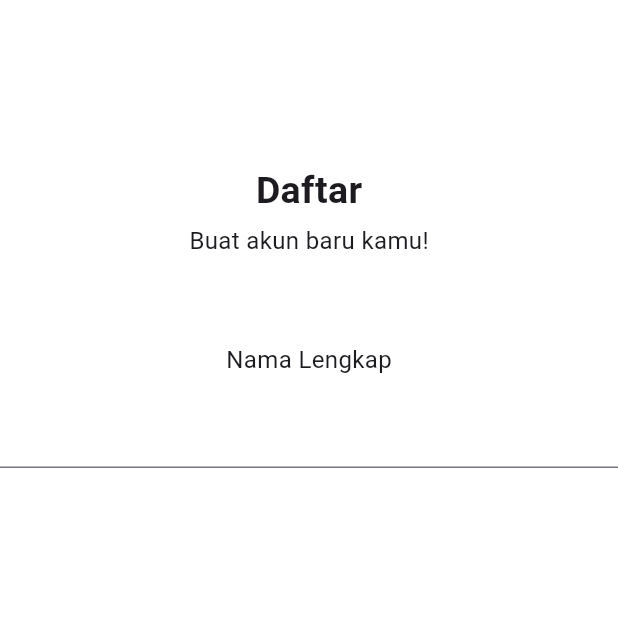
After one commit to Vincent140206/WorkshopBCC, a Flutter app: the LoginScreen screen opened directly, on a phone screen of 412 x 824 dp, the top half of it. The commit adds this screen. Run offline on Flutter 3.47's test engine with Material 3 defaults, Android fonts, the phone set to English and light mode, and no system bars.

Commit message:
On boarding pages

```diff
--- /dev/null
+++ b/lib/auth/loginscreen.dart
@@ -0,0 +1,61 @@
+import 'package:flutter/material.dart';
+
+class LoginScreen extends StatefulWidget {
+  LoginScreen({super.key});
+
+  @override
+  State<LoginScreen> createState() => _LoginScreenState();
+}
+
+class _LoginScreenState extends State<LoginScreen> {
+  final TextEditingController nameController = TextEditingController();
+  final TextEditingController emailController = TextEditingController();
+  final TextEditingController passwordController = TextEditingController();
+
+  @override
+  Widget build(BuildContext context) {
+    return Scaffold(
+      backgroundColor: Colors.white,
+      body: Center(
+        child: Column(
+          mainAxisAlignment: MainAxisAlignment.start,
+          children: [
+            SizedBox(height: 109,),
+            Text(
+              'Daftar',
+              style: TextStyle(
+                fontSize: 25,
+                fontWeight: FontWeight.bold,
+              ),
+            ),
+            SizedBox(height: 4,),
+            Text(
+              'Buat akun baru kamu!',
+              style: TextStyle(
+                fontSize: 16
+              ),
+            ),
+            SizedBox(height: 56,),
+            Column(
+              mainAxisAlignment: MainAxisAlignment.start,
+              children: [
+                Text(
+                  'Nama Lengkap',
+                  style: TextStyle(
+                    fontSize: 16
+                  ),
+                ),
+                SizedBox(height: 13,),
+                TextField(
+                  controller: nameController,
+                  obscureText: false,
+
+                ),
+              ],
+            )
+          ],
+        ),
+      ),
+    );
+  }
+}
--- a/lib/onboarding.dart
+++ b/lib/auth/onboarding.dart
@@ -1,5 +1,5 @@
 import 'package:flutter/material.dart';
-import 'package:flutter_svg/flutter_svg.dart';
+import 'package:workshop1/auth/loginscreen.dart';
 
 class Onboarding extends StatefulWidget {
   const Onboarding({super.key});
@@ -145,7 +145,8 @@ class OnBoardingState extends State<Onboarding> {
                                           curve: Curves.easeIn,
                                         );
                                       } else {
-                                       //Kalo abis screennya
+                                        Navigator.of(context).pushReplacement(
+                                            MaterialPageRoute(builder: (context) => LoginScreen()));
                                       }
                                     },
                                     child: Text(
--- a/lib/splashscreen.dart
+++ b/lib/auth/splashscreen.dart
@@ -1,6 +1,6 @@
 import 'package:flutter/material.dart';
 import 'dart:async';
-import 'package:workshop1/onboarding.dart';
+import 'package:workshop1/auth/onboarding.dart';
 
 class SplashScreen extends StatefulWidget {
   const SplashScreen({super.key});
--- a/lib/main.dart
+++ b/lib/main.dart
@@ -1,5 +1,5 @@
 import 'package:flutter/material.dart';
-import 'package:workshop1/splashscreen.dart';
+import 'package:workshop1/auth/splashscreen.dart';
 
 void main() {
   runApp(const MyApp());
```
Also changed, not shown: lib/components/textfield.dart (added, +37 -0 lines).
